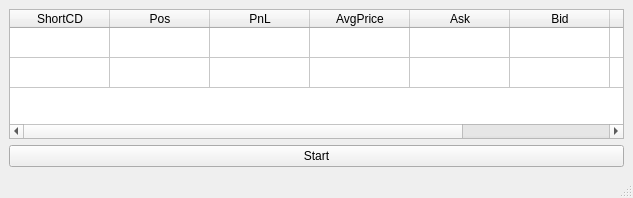
First picture: the form in AutoOTMTrader.ui, repository QuantTraderEd/AQTrader, before the edit.
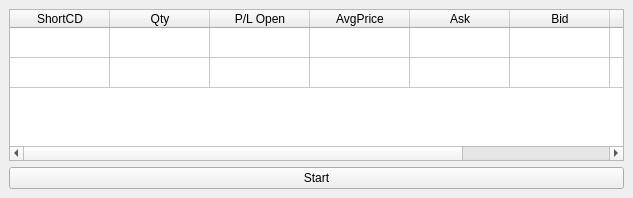
Second picture: the form after the edit.

Commit message: Update for apply from  improvement point of AutoFutArb

```diff
--- a/AutoOTMTrader.ui
+++ b/AutoOTMTrader.ui
@@ -38,12 +38,12 @@
       </column>
       <column>
        <property name="text">
-        <string>Pos</string>
+        <string>Qty</string>
        </property>
       </column>
       <column>
        <property name="text">
-        <string>PnL</string>
+        <string>P/L Open</string>
        </property>
       </column>
       <column>
@@ -63,7 +63,7 @@
       </column>
       <column>
        <property name="text">
-        <string>LivePos</string>
+        <string>LiveQty</string>
        </property>
       </column>
       <column>
@@ -92,7 +92,6 @@
     </rect>
    </property>
   </widget>
-  <widget class="QStatusBar" name="statusbar"/>
  </widget>
  <resources/>
  <connections/>
```
The commit also changes 4 other files.
